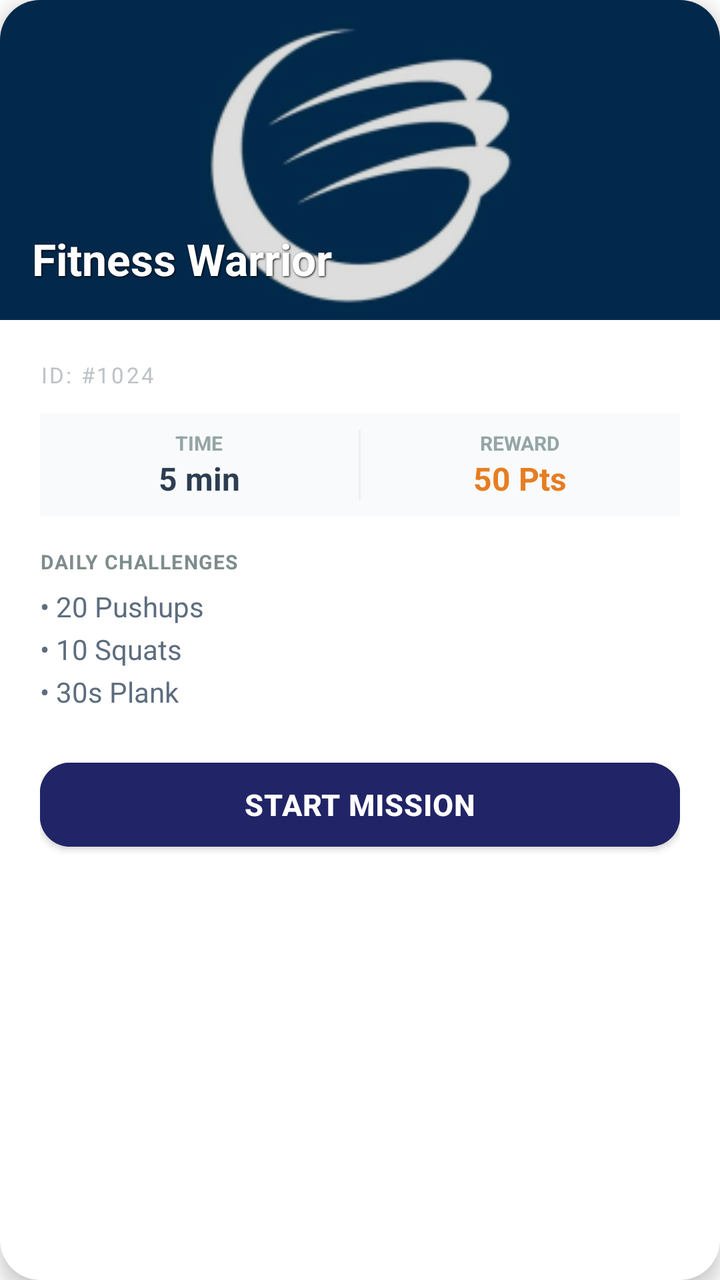
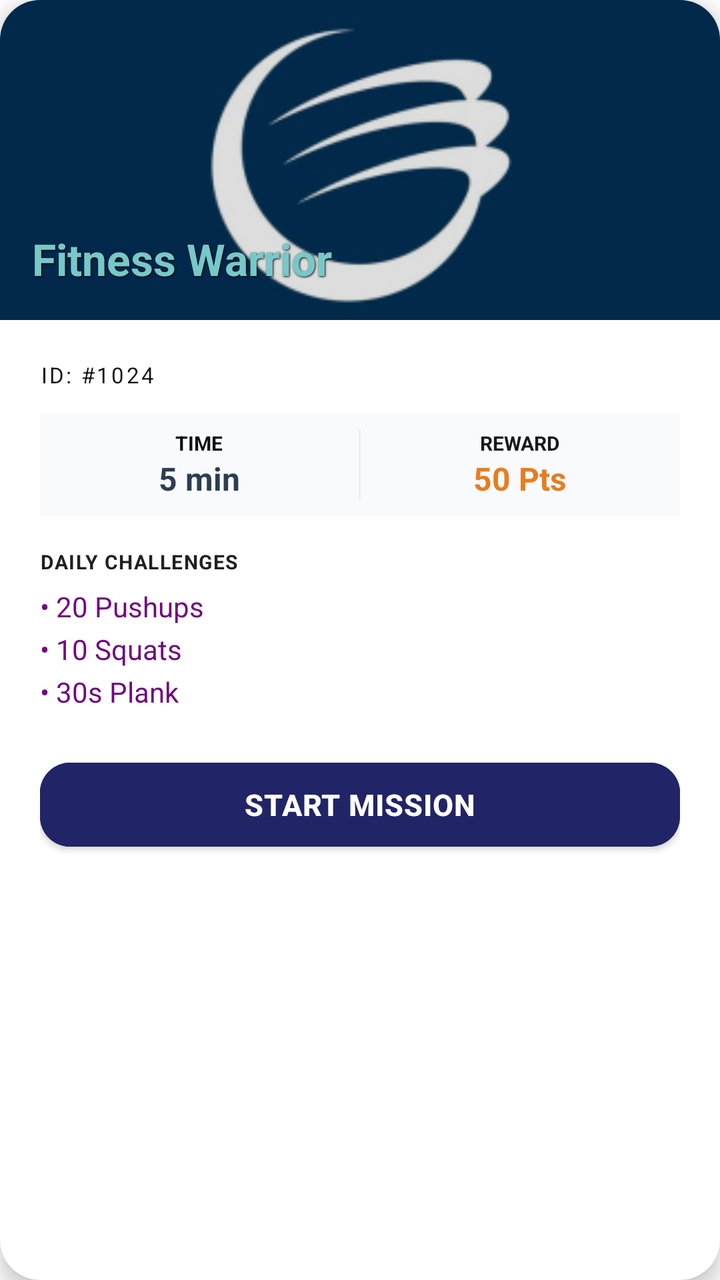

Screens rendered from an Android XML layout before and after an edit, with the pre-edit source and the edit as a unified diff.
<!-- AndroidManifest.xml: application theme Theme.ReemaFinal2 -->
<!-- res/layout/quest_item_layout.xml -->
<?xml version="1.0" encoding="utf-8"?>
<androidx.cardview.widget.CardView xmlns:android="http://schemas.android.com/apk/res/android"
    xmlns:app="http://schemas.android.com/apk/res-auto"
    android:id="@+id/mainCard"
    android:layout_width="match_parent"
    android:layout_height="wrap_content"
    android:layout_marginHorizontal="16dp"
    android:layout_marginVertical="8dp"
    app:cardCornerRadius="20dp"
    app:cardElevation="6dp">

    <LinearLayout
        android:layout_width="match_parent"
        android:layout_height="wrap_content"
        android:background="#FFFFFF"
        android:orientation="vertical">

        
        <RelativeLayout
            android:layout_width="match_parent"
            android:layout_height="160dp">

            <ImageView
                android:id="@+id/gameImage"
                android:layout_width="match_parent"
                android:layout_height="match_parent"
                android:scaleType="centerCrop"
                android:src="@mipmap/bg_sport_gradient_foreground" />

            
            <View
                android:layout_width="match_parent"
                android:layout_height="match_parent"
                android:background="#22000000" />

            <TextView
                android:id="@+id/TV_taskType"
                android:layout_width="wrap_content"
                android:layout_height="wrap_content"
                android:layout_alignParentBottom="true"
                android:layout_margin="16dp"
                android:text="Fitness Warrior"
                android:textColor="#FFFFFF"
                android:textSize="22sp"
                android:shadowColor="#000000"
                android:shadowDx="1"
                android:shadowDy="1"
                android:shadowRadius="2"
                android:textStyle="bold" />
        </RelativeLayout>

        
        <LinearLayout
            android:layout_width="match_parent"
            android:layout_height="wrap_content"
            android:orientation="vertical"
            android:padding="20dp">

            <TextView
                android:id="@+id/TV_gameId"
                android:layout_width="wrap_content"
                android:layout_height="wrap_content"
                android:text="ID: #1024"
                android:textColor="#BDC3C7"
                android:textSize="11sp"
                android:layout_marginBottom="12dp"
                android:letterSpacing="0.1"/>

            
            <LinearLayout
                android:layout_width="match_parent"
                android:layout_height="wrap_content"
                android:orientation="horizontal"
                android:weightSum="2"
                android:layout_marginBottom="16dp"
                android:paddingVertical="8dp"
                android:background="#F9FAFB">

                <LinearLayout
                    android:layout_width="0dp"
                    android:layout_height="wrap_content"
                    android:layout_weight="1"
                    android:gravity="center"
                    android:orientation="vertical">
                    <TextView
                        android:layout_width="wrap_content"
                        android:layout_height="wrap_content"
                        android:text="TIME"
                        android:textSize="10sp"
                        android:textColor="#95A5A6"
                        android:textStyle="bold"/>
                    <TextView
                        android:id="@+id/TV_time"
                        android:layout_width="wrap_content"
                        android:layout_height="wrap_content"
                        android:text="5 min"
                        android:textStyle="bold"
                        android:textColor="#2C3E50"
                        android:textSize="16sp"/>
                </LinearLayout>

                <View
                    android:layout_width="1dp"
                    android:layout_height="match_parent"
                    android:background="#ECF0F1"/>

                <LinearLayout
                    android:layout_width="0dp"
                    android:layout_height="wrap_content"
                    android:layout_weight="1"
                    android:gravity="center"
                    android:orientation="vertical">
                    <TextView
                        android:layout_width="wrap_content"
                        android:layout_height="wrap_content"
                        android:text="REWARD"
                        android:textSize="10sp"
                        android:textColor="#95A5A6"
                        android:textStyle="bold"/>
                    <TextView
                        android:id="@+id/TV_score"
                        android:layout_width="wrap_content"
                        android:layout_height="wrap_content"
                        android:text="50 Pts"
                        android:textStyle="bold"
                        android:textColor="#E67E22"
                        android:textSize="16sp"/>
                </LinearLayout>
            </LinearLayout>

            <TextView
                android:layout_width="wrap_content"
                android:layout_height="wrap_content"
                android:text="DAILY CHALLENGES"
                android:textSize="10sp"
                android:textColor="#7F8C8D"
                android:textStyle="bold"
                android:layout_marginBottom="6dp"
                android:letterSpacing="0.05"/>

            <TextView
                android:id="@+id/TV_challenges_list"
                android:layout_width="match_parent"
                android:layout_height="wrap_content"
                android:text="• 20 Pushups\n• 10 Squats\n• 30s Plank"
                android:textColor="#5D6D7E"
                android:textSize="14sp"
                android:lineSpacingExtra="5dp"
                android:layout_marginBottom="20dp"/>

            <com.google.android.material.button.MaterialButton
                android:id="@+id/btnStart"
                android:layout_width="match_parent"
                android:layout_height="54dp"
                android:text="START MISSION"
                android:textSize="15sp"
                android:textStyle="bold"
                app:cornerRadius="15dp"
                android:backgroundTint="#212466"
                android:letterSpacing="0.02" />

        </LinearLayout>
    </LinearLayout>
</androidx.cardview.widget.CardView>
<!-- resources referenced by this layout -->
<resources>
  <!-- mipmap bg_sport_gradient_foreground: webp bitmap (mipmap-hdpi, 4224 bytes) -->
  <style name="Theme.ReemaFinal2" parent="Base.Theme.ReemaFinal2" />
  <style name="Base.Theme.ReemaFinal2" parent="Theme.MaterialComponents.DayNight.NoActionBar">
          
      </style>
</resources>

<!-- the commit's change to res/layout/quest_item_layout.xml (unified diff, before → after) -->
@@ -39,13 +39,16 @@
                 android:layout_height="wrap_content"
                 android:layout_alignParentBottom="true"
                 android:layout_margin="16dp"
-                android:text="Fitness Warrior"
-                android:textColor="#FFFFFF"
-                android:textSize="22sp"
+                android:layout_marginTop="16dp"
+                android:layout_marginBottom="32dp"
                 android:shadowColor="#000000"
                 android:shadowDx="1"
                 android:shadowDy="1"
                 android:shadowRadius="2"
+                android:text="Fitness Warrior"
+                android:textAllCaps="false"
+                android:textColor="#78C8C8"
+                android:textSize="22sp"
                 android:textStyle="bold" />
         </RelativeLayout>
 
@@ -60,11 +63,11 @@
                 android:id="@+id/TV_gameId"
                 android:layout_width="wrap_content"
                 android:layout_height="wrap_content"
+                android:layout_marginBottom="12dp"
+                android:letterSpacing="0.1"
                 android:text="ID: #1024"
-                android:textColor="#BDC3C7"
-                android:textSize="11sp"
-                android:layout_marginBottom="12dp"
-                android:letterSpacing="0.1"/>
+                android:textColor="#141516"
+                android:textSize="11sp" />
 
             
             <LinearLayout
@@ -82,13 +85,14 @@
                     android:layout_weight="1"
                     android:gravity="center"
                     android:orientation="vertical">
+
                     <TextView
                         android:layout_width="wrap_content"
                         android:layout_height="wrap_content"
                         android:text="TIME"
+                        android:textColor="#0D1010"
                         android:textSize="10sp"
-                        android:textColor="#95A5A6"
-                        android:textStyle="bold"/>
+                        android:textStyle="bold" />
                     <TextView
                         android:id="@+id/TV_time"
                         android:layout_width="wrap_content"
@@ -110,13 +114,14 @@
                     android:layout_weight="1"
                     android:gravity="center"
                     android:orientation="vertical">
+
                     <TextView
                         android:layout_width="wrap_content"
                         android:layout_height="wrap_content"
                         android:text="REWARD"
+                        android:textColor="#17191A"
                         android:textSize="10sp"
-                        android:textColor="#95A5A6"
-                        android:textStyle="bold"/>
+                        android:textStyle="bold" />
                     <TextView
                         android:id="@+id/TV_score"
                         android:layout_width="wrap_content"
@@ -131,22 +136,22 @@
             <TextView
                 android:layout_width="wrap_content"
                 android:layout_height="wrap_content"
+                android:layout_marginBottom="6dp"
+                android:letterSpacing="0.05"
                 android:text="DAILY CHALLENGES"
+                android:textColor="#212020"
                 android:textSize="10sp"
-                android:textColor="#7F8C8D"
-                android:textStyle="bold"
-                android:layout_marginBottom="6dp"
-                android:letterSpacing="0.05"/>
+                android:textStyle="bold" />
 
             <TextView
                 android:id="@+id/TV_challenges_list"
                 android:layout_width="match_parent"
                 android:layout_height="wrap_content"
+                android:layout_marginBottom="20dp"
+                android:lineSpacingExtra="5dp"
                 android:text="• 20 Pushups\n• 10 Squats\n• 30s Plank"
-                android:textColor="#5D6D7E"
-                android:textSize="14sp"
-                android:lineSpacingExtra="5dp"
-                android:layout_marginBottom="20dp"/>
+                android:textColor="#710780"
+                android:textSize="14sp" />
 
             <com.google.android.material.button.MaterialButton
                 android:id="@+id/btnStart"
